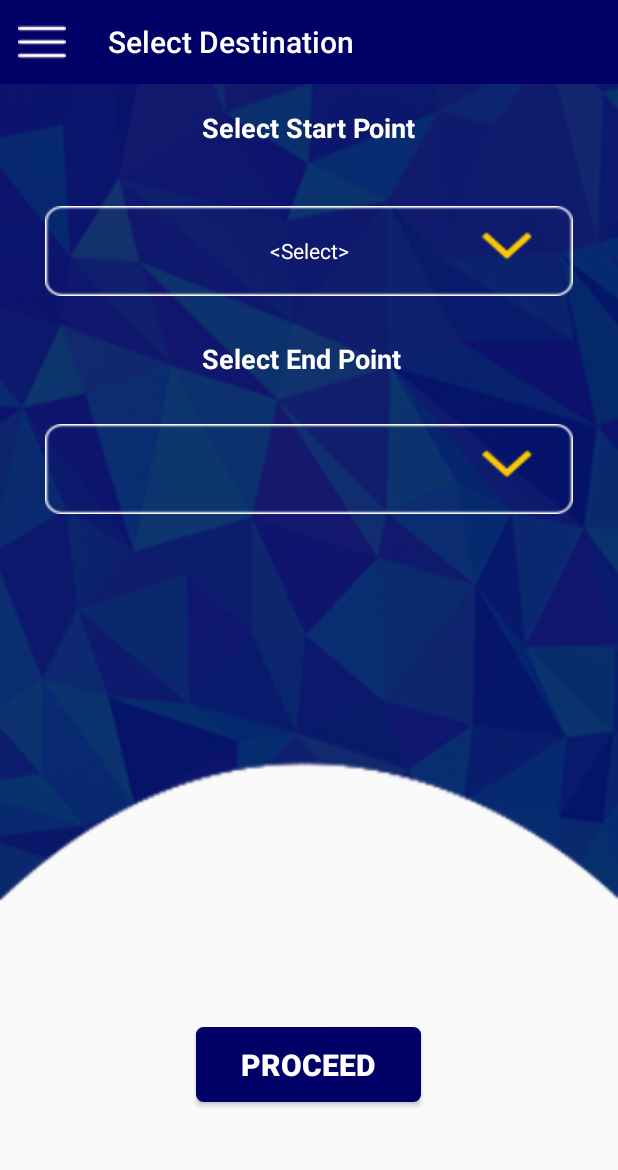
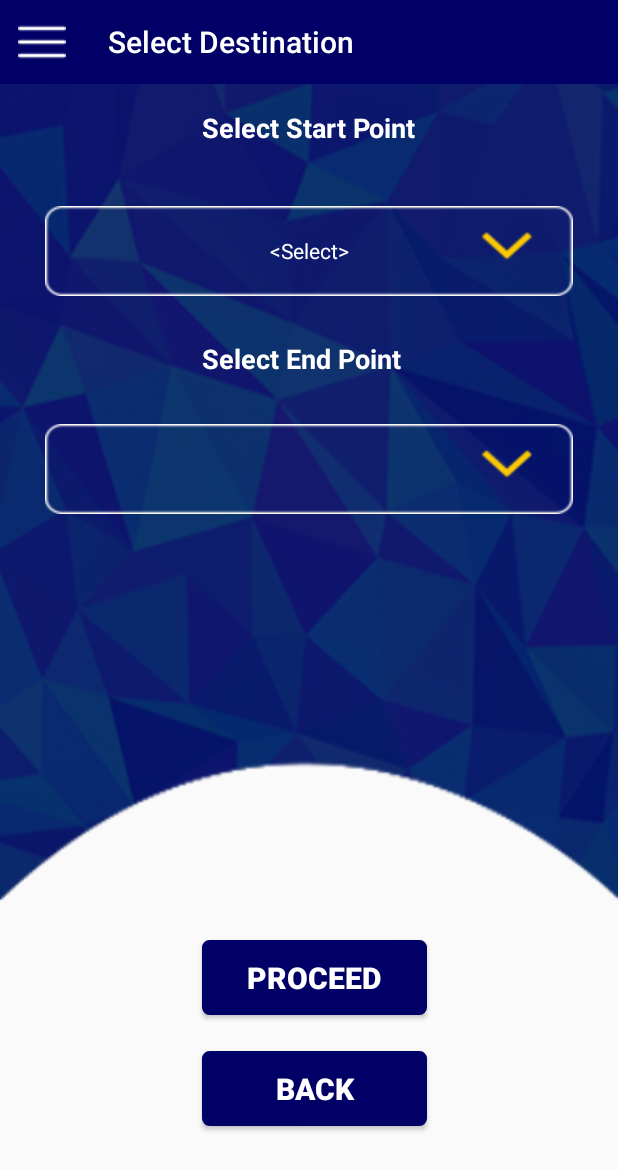
Before and after one commit to CybusHamza/Ticket_Validator, an Android app: the MainScreen screen opened directly, with no data from a screen before it, on a phone screen of 412 x 824 dp. Shown: the top 1170 px of the screen. Run offline under Robolectric (Android 15) with nearby library versions, the phone set to English and light mode, and no system bars; our stand-ins replace Volley; libraries missing offline, so code that uses them is left out: com.mikepenz.materialdrawer; network calls fail; 2 statements that could not run were skipped.

Commit message:
Commit by hamza

```diff
--- a/app/src/main/java/com/cybussolutions/ticketvalidator/Activities/MainScreen.java
+++ b/app/src/main/java/com/cybussolutions/ticketvalidator/Activities/MainScreen.java
@@ -58,6 +58,7 @@ public class MainScreen extends AppCompatActivity {
 
     Spinner from,to;
     Button procedd;
+    Button back;
     String fromLocation;
     private ProgressDialog loading;
 
@@ -188,6 +189,7 @@ SecondaryDrawerItem feedback = new SecondaryDrawerItem().withIdentifier(6).withN
         from = (Spinner) findViewById(R.id.from_spinner);
         to = (Spinner) findViewById(R.id.to_spinner);
         procedd = (Button) findViewById(R.id.proceed);
+        back = (Button) findViewById(R.id.back);
 
        // getData();
         ArrayAdapter<String> dataAdapter = new ArrayAdapter<String>
@@ -202,6 +204,15 @@ SecondaryDrawerItem feedback = new SecondaryDrawerItem().withIdentifier(6).withN
 
         from.setOnItemSelectedListener(new CustomOnItemSelectedListener_from());
 
+
+        back.setOnClickListener(new View.OnClickListener() {
+            @Override
+            public void onClick(View view) {
+                Intent intent= new Intent(MainScreen.this,Dashboard.class);
+                finish();
+                startActivity(intent);
+            }
+        });
         procedd.setOnClickListener(new View.OnClickListener() {
             @Override
             public void onClick(View view) {
--- a/app/src/main/res/layout/activity_main_screen.xml
+++ b/app/src/main/res/layout/activity_main_screen.xml
@@ -74,6 +74,21 @@
     <Button
         android:layout_width="150dp"
         android:layout_height="50dp"
+        android:text="Back"
+        android:id="@+id/back"
+        android:paddingRight="20dp"
+        android:paddingLeft="20dp"
+        android:textSize="20sp"
+        android:textColor="#fff"
+        android:textStyle="bold"
+        android:background="@drawable/bg_btn_route_detailed"
+        android:layout_above="@+id/textView"
+        android:layout_alignStart="@+id/proceed"
+        android:layout_marginBottom="34dp" />
+
+    <Button
+        android:layout_width="150dp"
+        android:layout_height="50dp"
         android:text="Proceed"
 
         android:id="@+id/proceed"
@@ -83,9 +98,9 @@
         android:textColor="#fff"
         android:textStyle="bold"
         android:background="@drawable/bg_btn_route_detailed"
-        android:layout_above="@+id/textView"
-        android:layout_centerHorizontal="true"
-        android:layout_marginBottom="50dp" />
+        android:layout_above="@+id/back"
+        android:layout_alignStart="@+id/textView7"
+        android:layout_marginBottom="24dp" />
 
     <TextView
         android:layout_width="wrap_content"
--- a/app/src/main/res/layout/qr_activity.xml
+++ b/app/src/main/res/layout/qr_activity.xml
@@ -8,9 +8,7 @@
     tools:context="com.cybussolutions.ticketvalidator.Activities.Qr_Activity">
 
 
-
     <include layout="@layout/content_main" />
 
 
-
 </android.support.design.widget.CoordinatorLayout>
```
Also changed, not shown: app/src/main/java/com/cybussolutions/ticketvalidator/Activities/Dashboard.java (+5 -6 lines), app/src/main/java/com/cybussolutions/ticketvalidator/Activities/Qr_Activity.java (+11 -15 lines), app/src/main/java/com/cybussolutions/ticketvalidator/Activities/Route_Detailed.java (+9 -1 lines), app/src/main/res/layout/login_2.xml (+9 -1 lines).
